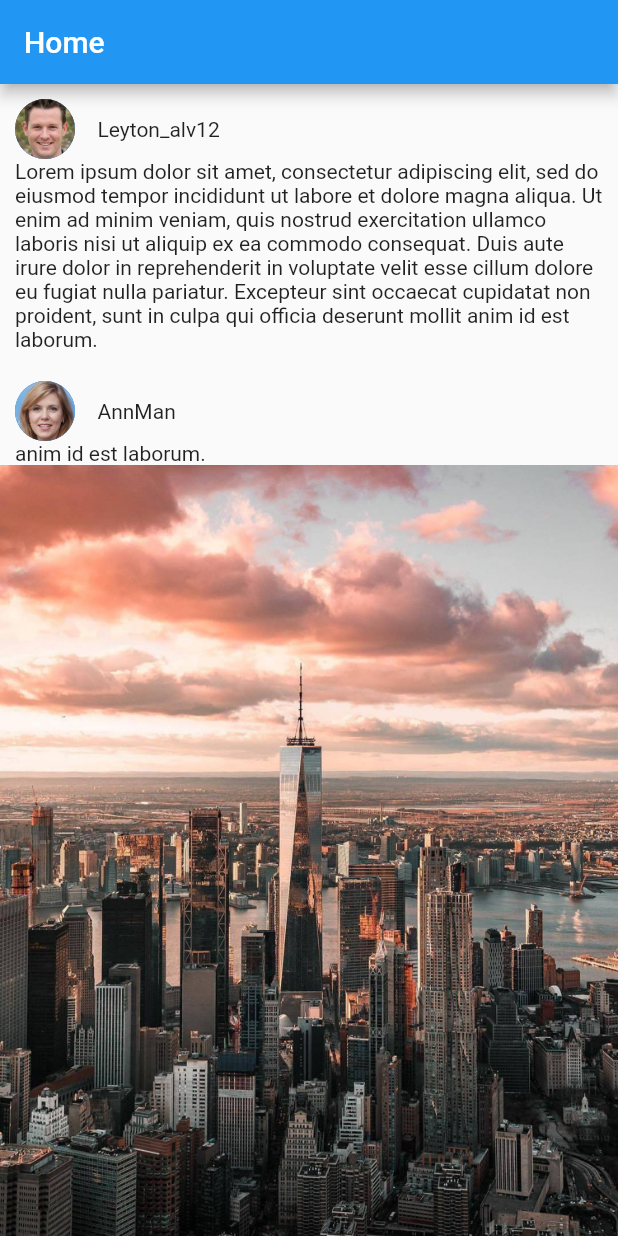
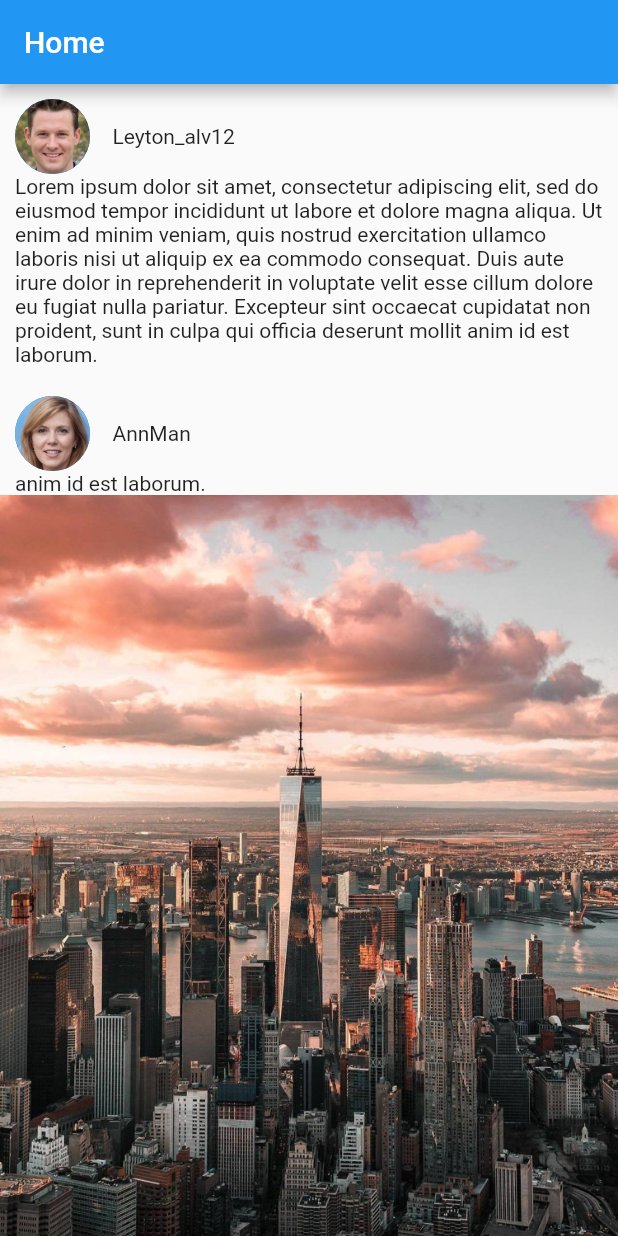
Before and after one commit to taldokh/twitter_clone, a Flutter app: the screen it shows after launch, on a phone screen of 412 x 824 dp. Run offline on Flutter 3.47's test engine with Material 2 defaults, Android fonts, the phone set to English and light mode, and no system bars.

Commit message:
added PostText Widget for a cleaner code

```diff
--- /dev/null
+++ b/FlutterFrontend/lib/widgets/post_text.dart
@@ -0,0 +1,14 @@
+import 'package:FlutterFrontend/models/post.dart';
+import 'package:flutter/material.dart';
+
+class PostText extends StatelessWidget {
+  final String _text;
+
+  PostText(this._text);
+
+  @override
+  Widget build(BuildContext context) {
+    return Container(
+        margin: EdgeInsets.symmetric(horizontal: 10), child: Text(this._text));
+  }
+}
--- a/FlutterFrontend/lib/widgets/user_post.dart
+++ b/FlutterFrontend/lib/widgets/user_post.dart
@@ -4,6 +4,7 @@ import 'package:FlutterFrontend/models/text_content.dart';
 import '../models/content.dart';
 import 'package:flutter/material.dart';
 import '../models/fetched_post.dart';
+import './post_text.dart';
 
 // a widget that determines
 class UserPost extends StatelessWidget {
@@ -21,6 +22,7 @@ class UserPost extends StatelessWidget {
             Container(
               margin: EdgeInsets.symmetric(horizontal: 10),
               child: CircleAvatar(
+                radius: 25,
                 backgroundImage: this._fetchedPost.userImage.image,
               ),
             ),
@@ -41,9 +43,7 @@ Widget contentType(Content content) {
   Widget contentWidget;
   if (content.runtimeType == TextContent) {
     TextContent textContent = content;
-    contentWidget = Container(
-        margin: EdgeInsets.symmetric(horizontal: 10),
-        child: Text(textContent.text));
+    contentWidget = PostText(textContent.text);
   } else if (content.runtimeType == ImageContent) {
     ImageContent imageContent = content;
     contentWidget = Container(
@@ -53,9 +53,7 @@ Widget contentType(Content content) {
     contentWidget = Column(
       crossAxisAlignment: CrossAxisAlignment.start,
       children: [
-        Container(
-            margin: EdgeInsets.symmetric(horizontal: 10),
-            child: Text(imageAndTextContent.text)),
+        PostText(imageAndTextContent.text),
         Container(child: imageAndTextContent.image)
       ],
     );
```
